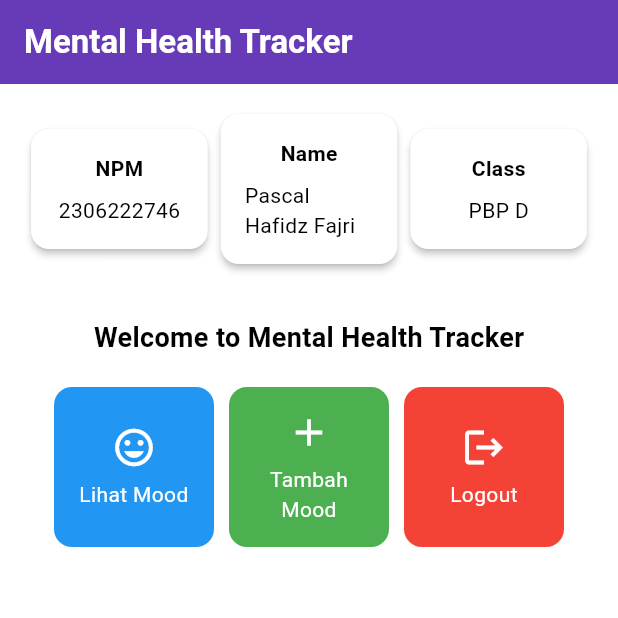
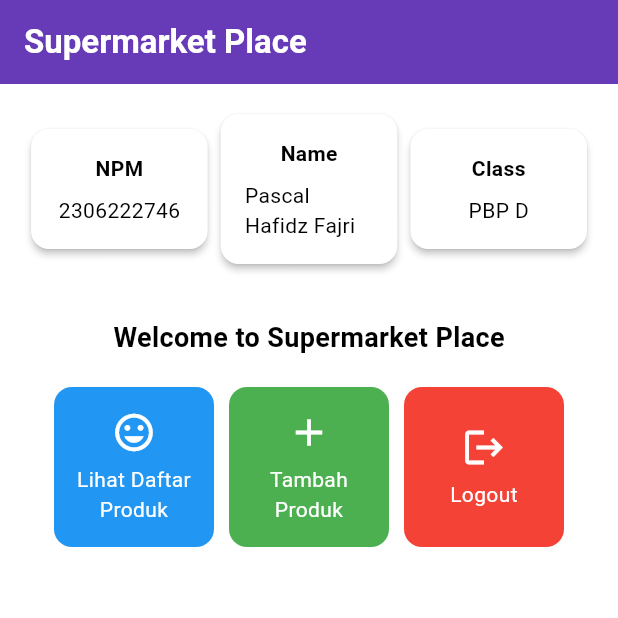
Before and after one commit to Scallss/supermarket-place-mobile, a Flutter app: the screen it shows after launch, on a phone screen of 412 x 824 dp, the top half of it. Run offline on Flutter 3.47's test engine with Material 3 defaults, Android fonts, the phone set to English and light mode, and no system bars.

Commit message:
finished tugas 07

```diff
--- a/lib/menu.dart
+++ b/lib/menu.dart
@@ -7,8 +7,8 @@
   final String className = 'PBP D'; // Kelas
 
   final List<ItemHomepage> items = [
-      ItemHomepage("Lihat Mood", Icons.mood),
-      ItemHomepage("Tambah Mood", Icons.add),
+      ItemHomepage("Lihat Daftar Produk", Icons.mood),
+      ItemHomepage("Tambah Produk", Icons.add),
       ItemHomepage("Logout", Icons.logout),
   ];
 
@@ -27,7 +27,7 @@
       appBar: AppBar(
         // Judul aplikasi "Mental Health Tracker" dengan teks putih dan tebal.
         title: const Text(
-          'Mental Health Tracker',
+          'Supermarket Place',
           style: TextStyle(
             color: Colors.white,
             fontWeight: FontWeight.bold,
@@ -66,7 +66,7 @@
                   const Padding(
                     padding: EdgeInsets.only(top: 16.0),
                     child: Text(
-                      'Welcome to Mental Health Tracker',
+                      'Welcome to Supermarket Place',
                       style: TextStyle(
                         fontWeight: FontWeight.bold,
                         fontSize: 18.0,
```
